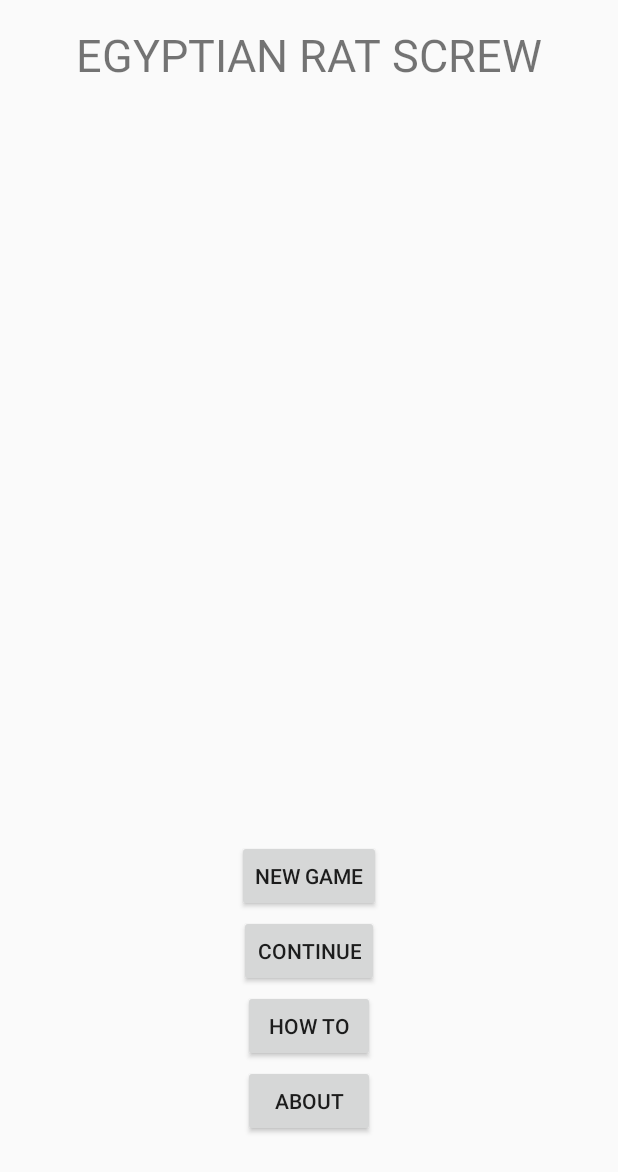
After one commit to loafyyy/egyptian-rat-screw-android, an Android app: the HomeActivity screen opened directly, with no data from a screen before it, on a phone screen of 412 x 824 dp. The commit adds this screen. Shown: the top 1172 px of the screen. Run offline under Robolectric (Android 15) with nearby library versions, the phone set to English and light mode, and no system bars.

Commit message:
add new activities, add option to continue or start new game

```diff
--- a/app/src/main/AndroidManifest.xml
+++ b/app/src/main/AndroidManifest.xml
@@ -16,6 +16,11 @@
                 <category android:name="android.intent.category.LAUNCHER" />
             </intent-filter>
         </activity>
+        <activity
+            android:name=".HomeActivity"
+            android:screenOrientation="portrait" />
+        <activity android:name=".AboutActivity" />
+        <activity android:name=".InstructionsActivity" />
     </application>
 
 </manifest>
--- a/app/src/main/java/com/example/android/egyptianratscrew/PlayerDeck.java
+++ b/app/src/main/java/com/example/android/egyptianratscrew/PlayerDeck.java
@@ -1,5 +1,6 @@
 package com.example.android.egyptianratscrew;
 
+import java.io.Serializable;
 import java.util.LinkedList;
 
 /**
@@ -21,7 +22,7 @@ import java.util.LinkedList;
  *  Egyptian Rat Screw
  */
 
-public class PlayerDeck {
+public class PlayerDeck implements Serializable {
 
     // fieldss
     private LinkedList<Card> deck;
--- /dev/null
+++ b/app/src/main/res/layout/activity_home.xml
@@ -0,0 +1,53 @@
+<?xml version="1.0" encoding="utf-8"?>
+<RelativeLayout xmlns:android="http://schemas.android.com/apk/res/android"
+    xmlns:tools="http://schemas.android.com/tools"
+    android:id="@+id/rootView"
+    android:layout_width="match_parent"
+    android:layout_height="match_parent"
+    android:padding="16dp"
+    tools:context="com.example.android.egyptianratscrew.HomeActivity">
+
+    <TextView
+        android:layout_width="wrap_content"
+        android:layout_height="wrap_content"
+        android:layout_centerHorizontal="true"
+        android:text="EGYPTIAN RAT SCREW"
+        android:textSize="30sp" />
+
+    <Button
+        android:layout_width="wrap_content"
+        android:layout_height="wrap_content"
+        android:layout_alignParentBottom="true"
+        android:layout_centerHorizontal="true"
+        android:layout_marginBottom="200dp"
+        android:onClick="newGame"
+        android:text="NEW GAME" />
+
+    <Button
+        android:layout_width="wrap_content"
+        android:layout_height="wrap_content"
+        android:layout_alignParentBottom="true"
+        android:layout_centerHorizontal="true"
+        android:layout_marginBottom="150dp"
+        android:onClick="continueGame"
+        android:text="CONTINUE" />
+
+    <Button
+        android:layout_width="wrap_content"
+        android:layout_height="wrap_content"
+        android:layout_alignParentBottom="true"
+        android:layout_centerHorizontal="true"
+        android:layout_marginBottom="100dp"
+        android:onClick="howTo"
+        android:text="HOW TO" />
+
+    <Button
+        android:layout_width="wrap_content"
+        android:layout_height="wrap_content"
+        android:layout_alignParentBottom="true"
+        android:layout_centerHorizontal="true"
+        android:layout_marginBottom="50dp"
+        android:onClick="about"
+        android:text="ABOUT" />
+
+</RelativeLayout>
--- a/app/src/main/res/values/strings.xml
+++ b/app/src/main/res/values/strings.xml
@@ -1,3 +1,5 @@
 <resources>
     <string name="app_name">Egyptian Rat Screw</string>
+    <string name="preference_file_key">com.example.android.egyptianratscrew.PREFERENCES</string>
+    <string name="hello_blank_fragment">Hello blank fragment</string>
 </resources>
```
Also changed, not shown: app/src/main/java/com/example/android/egyptianratscrew/AboutActivity.java (added, +20 -0 lines), app/src/main/java/com/example/android/egyptianratscrew/HomeActivity.java (added, +37 -0 lines), app/src/main/java/com/example/android/egyptianratscrew/InstructionsActivity.java (added, +20 -0 lines), app/src/main/java/com/example/android/egyptianratscrew/MainActivity.java (+146 -96 lines), app/src/main/res/layout/activity_about.xml (added, +22 -0 lines), app/src/main/res/layout/activity_instructions.xml (added, +22 -0 lines), app/src/main/res/layout/activity_main.xml (+9 -4 lines).
